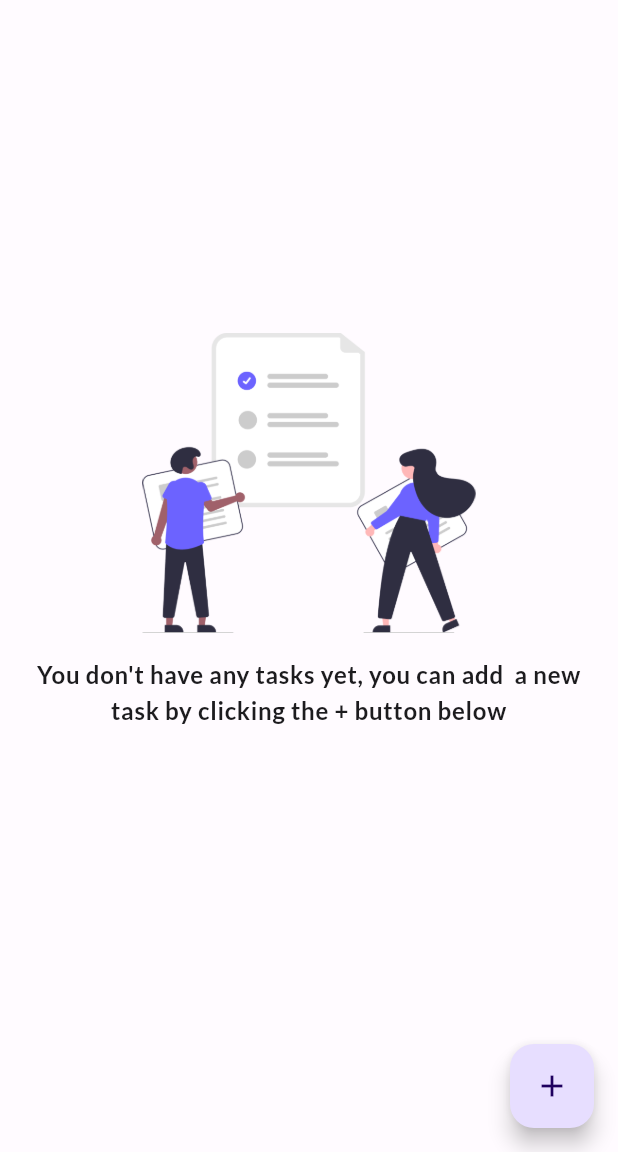
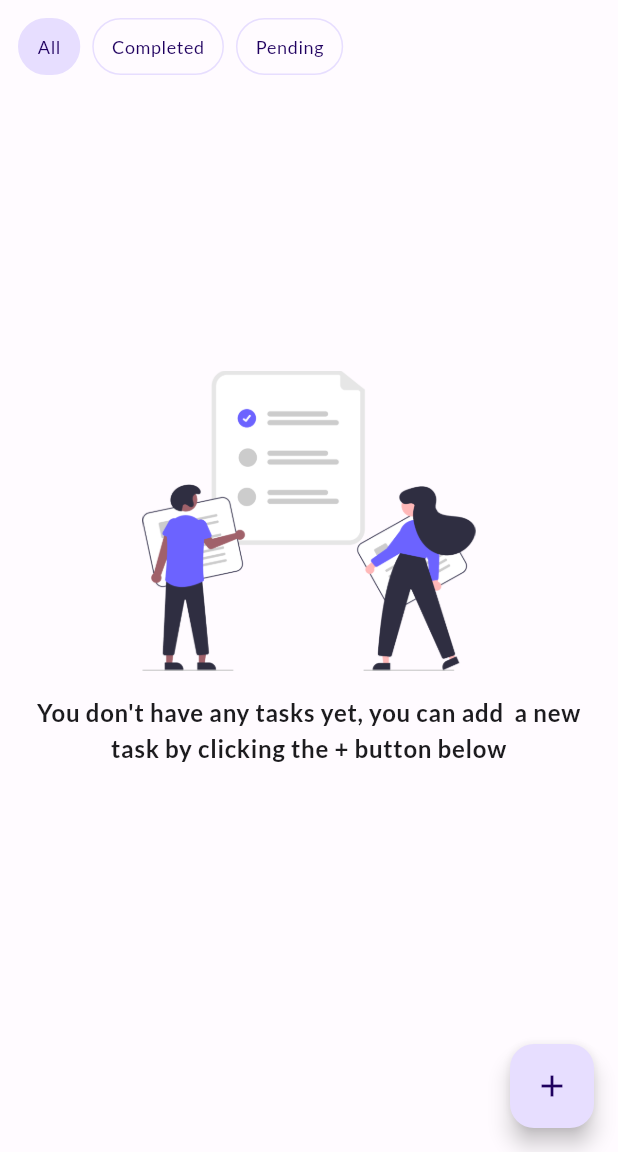
Before and after one commit to abcdOfficialzw/todo, a Flutter app: the screen it shows after launch, after a tap on "Continue", on a phone screen of 412 x 824 dp, the part 84-1236 px from its top. Run offline on Flutter 3.47's test engine with Material 3 defaults, Android fonts, the phone set to English and light mode, and no system bars; our stand-ins replace equatable, floor, flutter_bloc, flutter_slidable, go_router, google_fonts and 1 more; accounts and stored records are empty; generated files the repository leaves out were written again.

Commit message:
feat: ✨ Add keystore properties and signing config for release build feat: ✨ Add status filter to Todo list, enhance task retrieval fix: 🐛 Change app icon path in AndroidManifest, update icons refactor: ♻️ Restore text theme formatting consistency, remove unused enum style: 💄 Center text in TodoItem, improve button styling chore: 🔧 Update pubspec and lock file for flutter_launcher_icons

```diff
--- /dev/null
+++ b/devtools_options.yaml
@@ -0,0 +1,3 @@
+description: This file stores settings for Dart & Flutter DevTools.
+documentation: https://docs.flutter.dev/tools/devtools/extensions#configure-extension-enablement-states
+extensions:
--- a/lib/app/home/state/todo/event.dart
+++ b/lib/app/home/state/todo/event.dart
@@ -9,7 +9,14 @@ abstract class TodoEvent extends Equatable {
   List<Object> get props => [];
 }
 
-class FetchTodoTasks extends TodoEvent {}
+class FetchTodoTasks extends TodoEvent {
+  const FetchTodoTasks(this.status);
+
+  final int? status;
+
+  @override
+  List<Object> get props => [status ?? -1];
+}
 
 class AddTodoTask extends TodoEvent {
   final Todo todo;
--- a/lib/app/home/views/pages/home_page.dart
+++ b/lib/app/home/views/pages/home_page.dart
@@ -9,9 +9,17 @@ import '../../../../database/todo_model.dart';
 import '../../../../utils/constants/dimens.dart';
 import '../widgets/todo_empty_widget.dart';
 import '../widgets/todo_item.dart';
+import '../widgets/todo_status_filter.dart';
 
-class HomePage extends StatelessWidget {
+class HomePage extends StatefulWidget {
   const HomePage({super.key});
+
+  @override
+  State<HomePage> createState() => _HomePageState();
+}
+
+class _HomePageState extends State<HomePage> {
+  String selectedStatus = 'All';
 
   @override
   Widget build(BuildContext context) {
@@ -49,10 +57,41 @@ class HomePage extends StatelessWidget {
           ),
           body: Padding(
             padding: EdgeInsets.all(Dimens.padding.normal),
+            child: Column(
+              children: [
+                TodoStatusFilter(
+                  selectedStatus: selectedStatus,
+                  onStatusSelected: (value) {
+                    setState(() {
+                      selectedStatus = value;
+                      context.read<TodoBloc>().add(
+                        FetchTodoTasks(
+                          selectedStatus == 'Completed'
+                              ? 1
+                              : selectedStatus == "Pending"
+                              ? 0
+                              : null,
+                        ),
+                      );
+                    });
+                  },
+                ),
+                SizedBox(height: Dimens.spacing.normal),
+
+                Expanded(
+                  child: Container(
                     child: state is TodoLoaded
                         ? RefreshIndicator(
                             onRefresh: () async {
-                      context.read<TodoBloc>()..add(FetchTodoTasks());
+                              context.read<TodoBloc>().add(
+                                FetchTodoTasks(
+                                  selectedStatus == 'Completed'
+                                      ? 1
+                                      : selectedStatus == "Pending"
+                                      ? 0
+                                      : null,
+                                ),
+                              );
                             },
                             child: ListView.builder(
                               itemCount: state.todos.length,
@@ -60,10 +99,14 @@ class HomePage extends StatelessWidget {
                                 return TodoItem(
                                   todo: state.todos[index],
                                   onDelete: (Todo todo) {
-                            context.read<TodoBloc>().add(DeleteTodoTask(todo));
+                                    context.read<TodoBloc>().add(
+                                      DeleteTodoTask(todo),
+                                    );
                                   },
                                   onComplete: (String id) {
-                            context.read<TodoBloc>().add(CompleteTodoTask(id));
+                                    context.read<TodoBloc>().add(
+                                      CompleteTodoTask(id),
+                                    );
                                   },
                                   onUnComplete: (String id) {
                                     context.read<TodoBloc>().add(
@@ -71,8 +114,9 @@ class HomePage extends StatelessWidget {
                                     );
                                   },
                                   onEdit: (Todo todo) {
-                            print("Rceived Todo for Edit: ${todo.toString()}");
-                            context.read<TodoBloc>()..add(UpdateTodoTask(todo));
+                                    context.read<TodoBloc>().add(
+                                      UpdateTodoTask(todo),
+                                    );
                                   },
                                 );
                               },
@@ -89,11 +133,10 @@ class HomePage extends StatelessWidget {
                           )
                         : state is TodoEmpty
                         ? Center(child: TodoEmptyWidget())
-                : Center(
-                    child: Text(
-                      '${state}',
-                      style: Theme.of(context).textTheme.bodyLarge,
+                        : SizedBox.shrink(),
                   ),
+                ),
+              ],
             ),
           ),
         );
--- a/lib/app/home/views/widgets/add_todo_widget.dart
+++ b/lib/app/home/views/widgets/add_todo_widget.dart
@@ -52,6 +52,7 @@ class _AddTodoWidgetState extends State<AddTodoWidget> {
               onChanged: (value) {
                 updatedTitle = value;
               },
+              textCapitalization: TextCapitalization.sentences,
               decoration: InputDecoration.collapsed(
                 hintText: "e.g.. Take the trash out",
                 hintStyle: Theme.of(
--- a/lib/app/home/views/widgets/todo_item.dart
+++ b/lib/app/home/views/widgets/todo_item.dart
@@ -97,11 +97,11 @@ class _TodoItemState extends State<TodoItem>
               Expanded(
                 child: Column(
                   crossAxisAlignment: CrossAxisAlignment.start,
-                  mainAxisAlignment: MainAxisAlignment.spaceEvenly,
+                  mainAxisAlignment: MainAxisAlignment.center,
                   children: [
                     Text(
                       widget.todo.title,
-                      style: Theme.of(context).textTheme.titleLarge,
+                      style: Theme.of(context).textTheme.bodyLarge,
                     ),
                     SizedBox(height: Dimens.spacing.small),
                     Text(
@@ -111,7 +111,6 @@ class _TodoItemState extends State<TodoItem>
                   ],
                 ),
               ),
-              Spacer(),
 
               if (!widget.todo.isDone) ...[
                 IconButton(
--- /dev/null
+++ b/lib/app/home/views/widgets/todo_status_filter.dart
@@ -0,0 +1,70 @@
+import 'package:flutter/material.dart';
+
+import '../../../../utils/constants/dimens.dart';
+
+class TodoStatusFilter extends StatefulWidget {
+  const TodoStatusFilter({
+    super.key,
+    required this.selectedStatus,
+    required this.onStatusSelected,
+  });
+
+  final String selectedStatus;
+  final Function(String status) onStatusSelected;
+
+  @override
+  State<TodoStatusFilter> createState() => _TodoStatusFilterState();
+}
+
+class _TodoStatusFilterState extends State<TodoStatusFilter> {
+  final List<String> statuses = ['All', 'Completed', 'Pending'];
+
+  @override
+  Widget build(BuildContext context) {
+    return SizedBox(
+      height: 38,
+      child: ListView.separated(
+        scrollDirection: Axis.horizontal,
+        itemCount: 3,
+        itemBuilder: (context, index) {
+          return GestureDetector(
+            onTap: () {
+              widget.onStatusSelected(statuses[index]);
+            },
+            child: Container(
+              padding: EdgeInsets.symmetric(
+                horizontal: Dimens.padding.normal,
+                vertical: Dimens.padding.small / 4,
+              ),
+              decoration: BoxDecoration(
+                color: widget.selectedStatus == statuses[index]
+                    ? Theme.of(context).colorScheme.primaryContainer
+                    : null,
+                // Add primary color on the border
+                border: Border.all(
+                  color: Theme.of(context).colorScheme.primaryContainer,
+                ),
+
+                borderRadius: BorderRadius.circular(
+                  Dimens.borderRadius.veryLarge,
+                ),
+              ),
+              child: Center(
+                child: Text(
+                  statuses[index],
+                  style: Theme.of(context).textTheme.bodySmall!.copyWith(
+                    color: Theme.of(context).colorScheme.onPrimaryContainer,
+                  ),
+                ),
+              ),
+            ),
+          );
+        },
+
+        separatorBuilder: (context, index) {
+          return SizedBox(width: Dimens.spacing.small);
+        },
+      ),
+    );
+  }
+}
--- a/lib/app_manager.dart
+++ b/lib/app_manager.dart
@@ -18,7 +18,7 @@ class AppManager {
     } else if (inputDateWithoutTime == yesterday) {
       return "Yesterday • ${DateFormat("h:mm a").format(inputDate)}";
     } else {
-      return DateFormat("MMMM d").format(inputDate); // Example: "May 5"
+      return DateFormat("MMMM d").format(inputDate);
     }
   }
 }
--- a/lib/database/todo_dao.dart
+++ b/lib/database/todo_dao.dart
@@ -5,6 +5,9 @@ import 'package:todo/database/todo_model.dart';
 abstract class TodoDao {
   @Query('SELECT * FROM Todo ORDER BY isDone ASC , createdAt DESC')
   Future<List<Todo>> getTodoTasks();
+
+  @Query('SELECT * FROM Todo WHERE isDone = :status ORDER BY createdAt DESC')
+  Future<List<Todo>> getTodoTasksByStatus(int status);
 
   @insert
   Future<int> insertTodoTask(Todo todo);
--- a/lib/main.dart
+++ b/lib/main.dart
@@ -25,7 +25,6 @@ void main() {
 class MyApp extends StatelessWidget {
   const MyApp({super.key});
 
-  // This widget is the root of your application.
   @override
   Widget build(BuildContext context) {
     return FutureProvider(
@@ -40,9 +39,9 @@ class MyApp extends StatelessWidget {
             );
           }
           return BlocProvider<TodoBloc>(
-            create: (context) => TodoBloc(database)..add(FetchTodoTasks()),
+            create: (context) => TodoBloc(database)..add(FetchTodoTasks(null)),
             child: MaterialApp.router(
-              title: 'Taskyy',
+              title: '2do',
               debugShowCheckedModeBanner: false,
               theme: ThemeData(
                 useMaterial3: true,
--- a/lib/utils/theme/type.dart
+++ b/lib/utils/theme/type.dart
@@ -8,38 +8,32 @@ TextTheme materialTextTheme() {
     displayMedium: TextStyle(fontSize: 50, fontWeight: FontWeight.w500),
     displaySmall: TextStyle(fontSize: 36, fontWeight: FontWeight.w500),
     headlineLarge: TextStyle(fontSize: 32, fontWeight: FontWeight.w500),
-    headlineMedium: TextStyle(
-      fontSize: 28,
+    headlineMedium: TextStyle(fontSize: 28, fontWeight: FontWeight.w500),
+    headlineSmall: TextStyle(fontSize: 24, fontWeight: FontWeight.w500),
+    titleLarge: TextStyle(
+      fontSize: 22,
+      letterSpacing: 0.25,
       fontWeight: FontWeight.w500,
     ),
-    headlineSmall: TextStyle(
-      fontSize: 24,
+    titleMedium: TextStyle(
+      fontSize: 16,
+      letterSpacing: 0.15,
       fontWeight: FontWeight.w500,
     ),
-    titleLarge: TextStyle(
-        fontSize: 22, letterSpacing: 0.25, fontWeight: FontWeight.w500),
-    titleMedium: TextStyle(
-        fontSize: 16, letterSpacing: 0.15, fontWeight: FontWeight.w500),
     titleSmall: TextStyle(
-        fontSize: 14, letterSpacing: 0.1, fontWeight: FontWeight.w500),
-    bodyLarge: TextStyle(
-      fontSize: 16,
-      letterSpacing: 0.5,
+      fontSize: 14,
+      letterSpacing: 0.1,
+      fontWeight: FontWeight.w500,
     ),
-    bodyMedium: TextStyle(
-      fontSize: 14,
-      letterSpacing: 0.25,
-    ),
+    bodyLarge: TextStyle(fontSize: 16, letterSpacing: 0.5),
+    bodyMedium: TextStyle(fontSize: 14, letterSpacing: 0.25),
     bodySmall: TextStyle(fontSize: 12, letterSpacing: 0.4),
     labelLarge: TextStyle(fontSize: 14, letterSpacing: 0.1),
     labelMedium: TextStyle(fontSize: 12, letterSpacing: 0.5),
-    labelSmall: TextStyle(
-      fontSize: 11,
-      letterSpacing: 0.5,
-    ),
+    labelSmall: TextStyle(fontSize: 11, letterSpacing: 0.5),
   );
 
-  // Using Rubik font
+  // Using Lato font
   return GoogleFonts.latoTextTheme(textTheme).copyWith(
     bodyLarge: GoogleFonts.lato(textStyle: textTheme.bodyLarge),
     bodyMedium: GoogleFonts.lato(textStyle: textTheme.bodyMedium),
--- a/lib/utils/widgets/expanded_primary_button.dart
+++ b/lib/utils/widgets/expanded_primary_button.dart
@@ -11,6 +11,7 @@ class ExpandedPrimaryButton extends StatelessWidget {
     this.onPressed,
     this.borderRadius,
   });
+
   final String text;
   final Color? backgroundColor;
   final Color? borderColor;
@@ -24,22 +25,26 @@ class ExpandedPrimaryButton extends StatelessWidget {
       width: double.infinity,
       child: TextButton(
         style: ButtonStyle(
-            backgroundColor: MaterialStateProperty.all<Color>(
-                backgroundColor ?? Theme.of(context).colorScheme.primary),
-            shape: MaterialStateProperty.all<RoundedRectangleBorder>(
-                RoundedRectangleBorder(
-                    borderRadius: BorderRadius.circular(borderRadius ?? 8.0),
-                    side: BorderSide(
-                        color: borderColor ??
-                            Theme.of(context).colorScheme.primary)))),
+          backgroundColor: WidgetStateProperty.all<Color>(
+            backgroundColor ?? Theme.of(context).colorScheme.primary,
+          ),
+          shape: WidgetStateProperty.all<RoundedRectangleBorder>(
+            RoundedRectangleBorder(
+              borderRadius: BorderRadius.circular(borderRadius ?? 8.0),
+              side: BorderSide(
+                color: borderColor ?? Theme.of(context).colorScheme.primary,
+              ),
+            ),
+          ),
+        ),
         onPressed: onPressed,
         child: Padding(
           padding: EdgeInsets.all(Dimens.padding.small),
           child: Text(
             text,
             style: Theme.of(context).textTheme.bodyLarge!.copyWith(
-                  color: textColor ?? Theme.of(context).colorScheme.onPrimary,
-                ),
+              color: textColor ?? Theme.of(context).colorScheme.onPrimary,
+            ),
           ),
         ),
       ),
--- a/pubspec.yaml
+++ b/pubspec.yaml
@@ -43,6 +43,7 @@ dependencies:
   provider: ^6.1.5
   uuid: ^4.5.1
   intl: ^0.20.2
+  flutter_launcher_icons: ^0.14.4
 
 dev_dependencies:
   flutter_test:
```
Also changed, not shown: flutter_launcher_icons.yaml (added, +34 -0 lines), lib/app/home/state/todo/bloc.dart (+10 -5 lines), lib/utils/constants/app_urls.dart (deleted, +0 -24 lines), lib/database/database.g.dart, pubspec.lock, 31 other files. Lines whose indentation alone changed are shown as unchanged.
